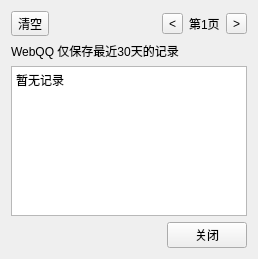
PowerOlive/qWebQQ, file remotelogviewer.ui: the form before one commit.
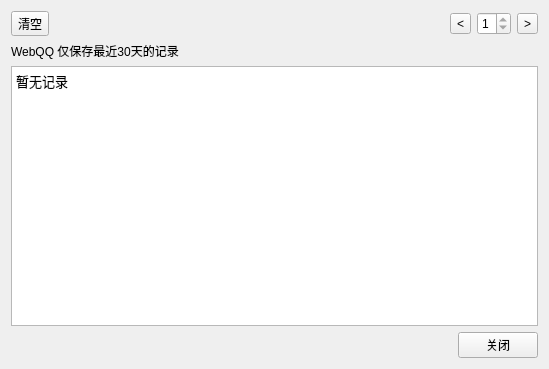
The form after the commit.

Patch:
```diff
--- a/remotelogviewer.ui
+++ b/remotelogviewer.ui
@@ -6,8 +6,8 @@
    <rect>
     <x>0</x>
     <y>0</y>
-    <width>258</width>
-    <height>259</height>
+    <width>549</width>
+    <height>369</height>
    </rect>
   </property>
   <property name="windowTitle">
@@ -44,9 +44,12 @@
       </widget>
      </item>
      <item>
-      <widget class="QLabel" name="label">
-       <property name="text">
-        <string>第1页</string>
+      <widget class="QSpinBox" name="logPage">
+       <property name="minimum">
+        <number>1</number>
+       </property>
+       <property name="maximum">
+        <number>1</number>
        </property>
       </widget>
      </item>
@@ -67,9 +70,16 @@
     </widget>
    </item>
    <item>
-    <widget class="QPlainTextEdit" name="plainTextEdit">
-     <property name="plainText">
-      <string>暂无记录</string>
+    <widget class="QTextEdit" name="textEdit">
+     <property name="readOnly">
+      <bool>true</bool>
+     </property>
+     <property name="html">
+      <string>&lt;!DOCTYPE HTML PUBLIC &quot;-//W3C//DTD HTML 4.0//EN&quot; &quot;http://www.w3.org/TR/REC-html40/strict.dtd&quot;&gt;
+&lt;html&gt;&lt;head&gt;&lt;meta name=&quot;qrichtext&quot; content=&quot;1&quot; /&gt;&lt;style type=&quot;text/css&quot;&gt;
+p, li { white-space: pre-wrap; }
+&lt;/style&gt;&lt;/head&gt;&lt;body style=&quot; font-family:'SimSun'; font-size:10pt; font-weight:400; font-style:normal;&quot;&gt;
+&lt;p style=&quot; margin-top:0px; margin-bottom:0px; margin-left:0px; margin-right:0px; -qt-block-indent:0; text-indent:0px;&quot;&gt;暂无记录&lt;/p&gt;&lt;/body&gt;&lt;/html&gt;</string>
      </property>
     </widget>
    </item>
```
Left out of the diff: 6 changed lines with no effect on the pictures.
